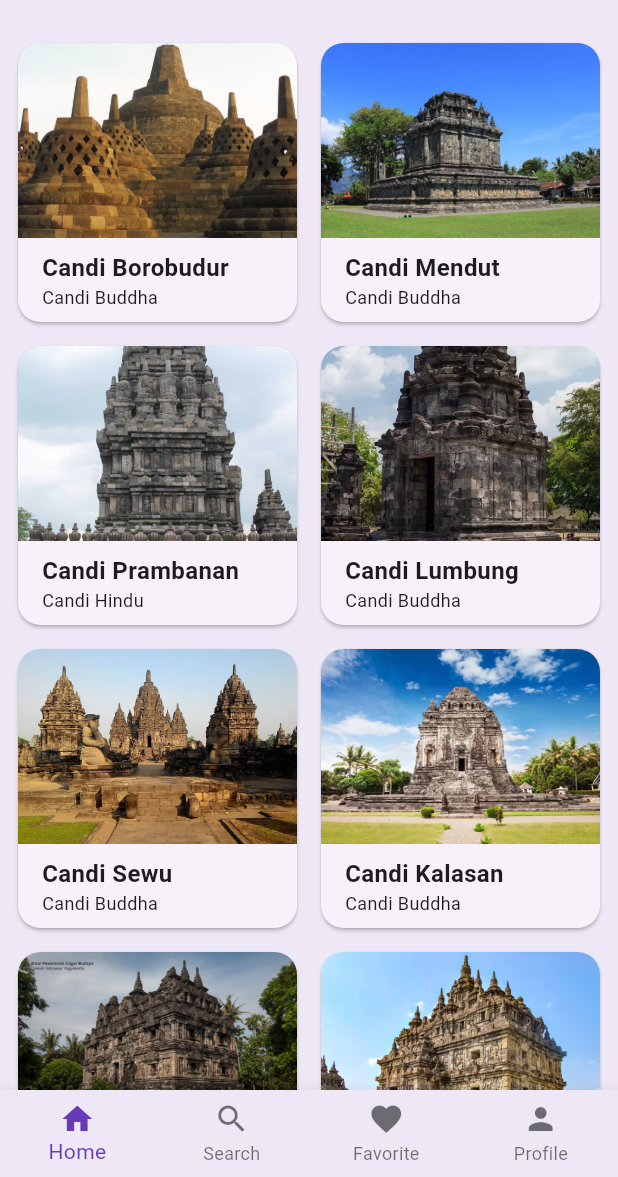
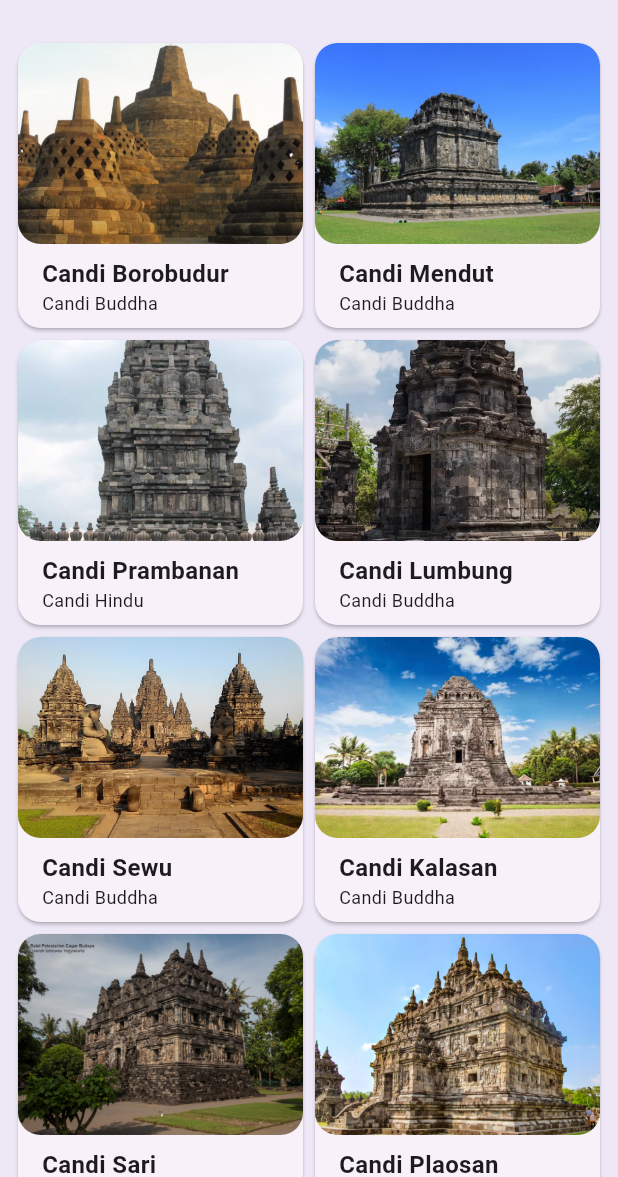
Before and after one commit to GleanVincent/wisata_candi, a Flutter app: the HomeScreen screen opened directly, on a phone screen of 412 x 824 dp, the part 59-1236 px from its top. Run offline on Flutter 3.47's test engine with Material 3 defaults, Android fonts, the phone set to English and light mode, and no system bars; our stand-ins replace cached_network_image.

Commit message:
manambahkan favorite scrreen dan itrm card

```diff
--- a/lib/screens/home_screens.dart
+++ b/lib/screens/home_screens.dart
@@ -1,8 +1,7 @@
 import 'package:flutter/material.dart';
-import 'package:wisata_candi/screens/profile_screens.dart';
 import 'package:wisata_candi/data/candi_data.dart';
 import 'package:wisata_candi/widgets/item_card.dart';
-import 'package:wisata_candi/screens/favorite_screens.dart';
+import 'package:wisata_candi/models/candi.dart';
 
 class HomeScreen extends StatefulWidget {
   const HomeScreen({super.key});
@@ -12,54 +11,26 @@ class HomeScreen extends StatefulWidget {
 }
 
 class _HomeScreenState extends State<HomeScreen> {
-  int _currentIndex = 0;
-
-  final List<Widget> _children = [
-    // Tab 0: Daftar Candi (Grid)
-    GridView.builder(
-      padding: const EdgeInsets.all(8),
-      gridDelegate: const SliverGridDelegateWithFixedCrossAxisCount(
-        crossAxisCount: 2,
-        crossAxisSpacing: 8,
-        mainAxisSpacing: 8,
-      ),
-      itemCount: candiList.length,
-      itemBuilder: (context, index) {
-        return ItemCard(candi: candiList[index]);
-      },
-    ),
-    // Tab 1: Search
-    const Center(child: Text('Layar Search')),
-    // Tab 2: Favorite (TANPA kata kunci const)
-    const FavoriteScreen(),
-    // Tab 3: Profile
-    const ProfileScreen(),
-  ];
-
   @override
   Widget build(BuildContext context) {
     return Scaffold(
-      appBar: AppBar(title: const Text('Wisata Candi')),
-      body: _children[_currentIndex],
-      bottomNavigationBar: BottomNavigationBar(
-        currentIndex: _currentIndex,
-        onTap: (index) {
-          setState(() {
-            _currentIndex = index;
-          });
+      // TODO: 1 Buat appbar dengan judul Wisata Candi
+      appBar: AppBar(title: Text('Wisata Candi')),
+
+      // TODO: 2 Buat body dengan GridView.builder
+      body: GridView.builder(
+        gridDelegate: SliverGridDelegateWithFixedCrossAxisCount(
+          crossAxisCount: 2,
+        ),
+        padding: EdgeInsets.all(8),
+        itemCount: candiList.length,
+
+        itemBuilder: (context, index) {
+          Candi candi = candiList[index];
+          return ItemCard(candi: candi);
         },
-        type: BottomNavigationBarType.fixed,
-        selectedItemColor: Colors.deepPurple,
-        items: const [
-          BottomNavigationBarItem(icon: Icon(Icons.home), label: 'Home'),
-          BottomNavigationBarItem(icon: Icon(Icons.search), label: 'Search'),
-          BottomNavigationBarItem(
-            icon: Icon(Icons.favorite),
-            label: 'Favorite',
-          ),
-          BottomNavigationBarItem(icon: Icon(Icons.person), label: 'Profile'),
-        ],
       ),
+      // TODO: 3 Buat ItemCard sebagai return value dari GridView.builder
     );
   }
 }
--- a/lib/widgets/item_card.dart
+++ b/lib/widgets/item_card.dart
@@ -1,52 +1,44 @@
 import 'package:flutter/material.dart';
-
-import '../models/candi.dart';
-import '../screens/detail_screens.dart';
+import 'package:wisata_candi/models/candi.dart';
 
 class ItemCard extends StatelessWidget {
+  // TODO: 1. Deklarasikan variabel yang dibutuhkan dan pasang pada konstruktor
   final Candi candi;
-
   const ItemCard({super.key, required this.candi});
 
   @override
   Widget build(BuildContext context) {
-    return InkWell(
-      onTap: () {
-        Navigator.push(
-          context,
-          MaterialPageRoute(builder: (context) => DetailScreen(candi: candi)),
-        );
-      },
-      child: Card(
+    return Card(
+      // TODO: 2. Tetapkan parameter shape, margin, dan elevation dari Card
       shape: RoundedRectangleBorder(borderRadius: BorderRadius.circular(15)),
-        clipBehavior: Clip.antiAliasWithSaveLayer,
+      margin: EdgeInsets.all(4),
       elevation: 1,
+
       child: Column(
         crossAxisAlignment: CrossAxisAlignment.start,
         children: [
           Expanded(
+            child: ClipRRect(
+              borderRadius: BorderRadius.circular(15),
               child: Image.asset(
                 candi.imageAsset,
                 width: double.infinity,
                 fit: BoxFit.cover,
               ),
             ),
+          ),
           Padding(
-              padding: const EdgeInsets.only(left: 16, top: 8),
+            padding: EdgeInsets.only(left: 16, top: 8),
             child: Text(
               candi.name,
-                style: const TextStyle(
-                  fontSize: 16,
-                  fontWeight: FontWeight.bold,
-                ),
+              style: TextStyle(fontSize: 16, fontWeight: FontWeight.bold),
             ),
           ),
           Padding(
-              padding: const EdgeInsets.only(left: 16, bottom: 8),
-              child: Text(candi.type, style: const TextStyle(fontSize: 12)),
+            padding: EdgeInsets.only(left: 16, bottom: 8),
+            child: Text(candi.type, style: TextStyle(fontSize: 12)),
           ),
         ],
-        ),
       ),
     );
   }
```
Also changed, not shown: lib/main.dart (+68 -7 lines), lib/screens/favorite_screens.dart (+7 -32 lines), lib/screens/profile_screens.dart (+75 -42 lines). Lines whose indentation alone changed are shown as unchanged.
